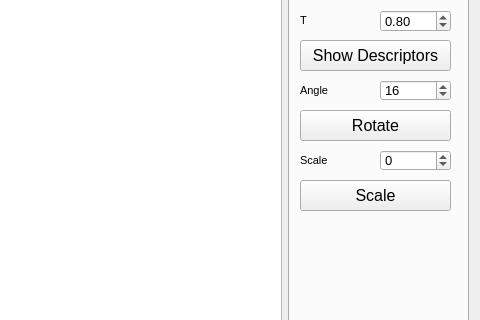
The window that Gui/mainwindow.ui (faystmax/ComputerVision) describes before a commit, drawn with Qt 5; both pictures show x 662 to 1142 and y 127 to 447 of the 1142 by 595 pixel window.
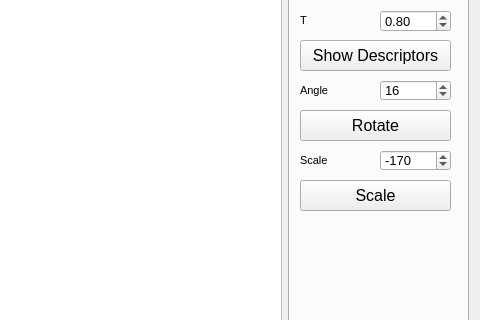
The same window after the commit. The open tabs and pages were chosen to show the change. Icons and pictures are not drawn.

What changed in the file:
```diff
--- a/Gui/mainwindow.ui
+++ b/Gui/mainwindow.ui
@@ -961,7 +961,7 @@
          <number>10000</number>
         </property>
         <property name="value">
-         <number>0</number>
+         <number>-170</number>
         </property>
        </widget>
        <widget class="QLabel" name="label_13">
```
Left out of the diff: 4 changed lines with no effect on the pictures.
